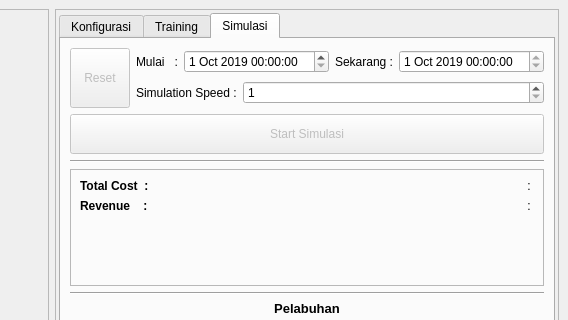
Qt form gui/interface.ui (wanggor/GA-Jaringan-Kapal) before a commit; both pictures show x 305 to 873 and y 0 to 320 of the 873 by 1064 pixel window.
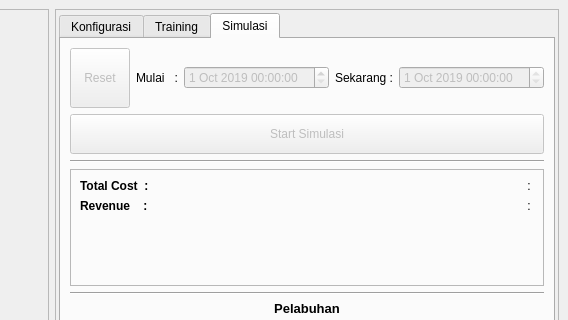
The same form after that commit. The open tabs and pages were chosen to show the change.

Patch:
```diff
--- a/gui/interface.ui
+++ b/gui/interface.ui
@@ -618,6 +618,9 @@
                  </item>
                  <item>
                   <widget class="QDateTimeEdit" name="dateTimeEdit">
+                   <property name="enabled">
+                    <bool>false</bool>
+                   </property>
                    <property name="date">
                     <date>
                      <year>2019</year>
@@ -645,7 +648,7 @@
                    <item>
                     <widget class="QDateTimeEdit" name="dateTimeEdit_2">
                      <property name="enabled">
-                      <bool>true</bool>
+                      <bool>false</bool>
                      </property>
                      <property name="readOnly">
                       <bool>true</bool>
@@ -663,33 +666,6 @@
                  </item>
                 </layout>
                </item>
-               <item>
-                <layout class="QHBoxLayout" name="horizontalLayout_8">
-                 <item>
-                  <widget class="QLabel" name="label_11">
-                   <property name="sizePolicy">
-                    <sizepolicy hsizetype="Maximum" vsizetype="Preferred">
-                     <horstretch>0</horstretch>
-                     <verstretch>0</verstretch>
-                    </sizepolicy>
-                   </property>
-                   <property name="text">
-                    <string>Simulation Speed :</string>
-                   </property>
-                  </widget>
-                 </item>
-                 <item>
-                  <widget class="QSpinBox" name="spinBox">
-                   <property name="minimum">
-                    <number>1</number>
-                   </property>
-                   <property name="maximum">
-                    <number>10</number>
-                   </property>
-                  </widget>
-                 </item>
-                </layout>
-               </item>
               </layout>
              </item>
             </layout>
```
Left out of the diff: 2 changed lines with no effect on the pictures.
